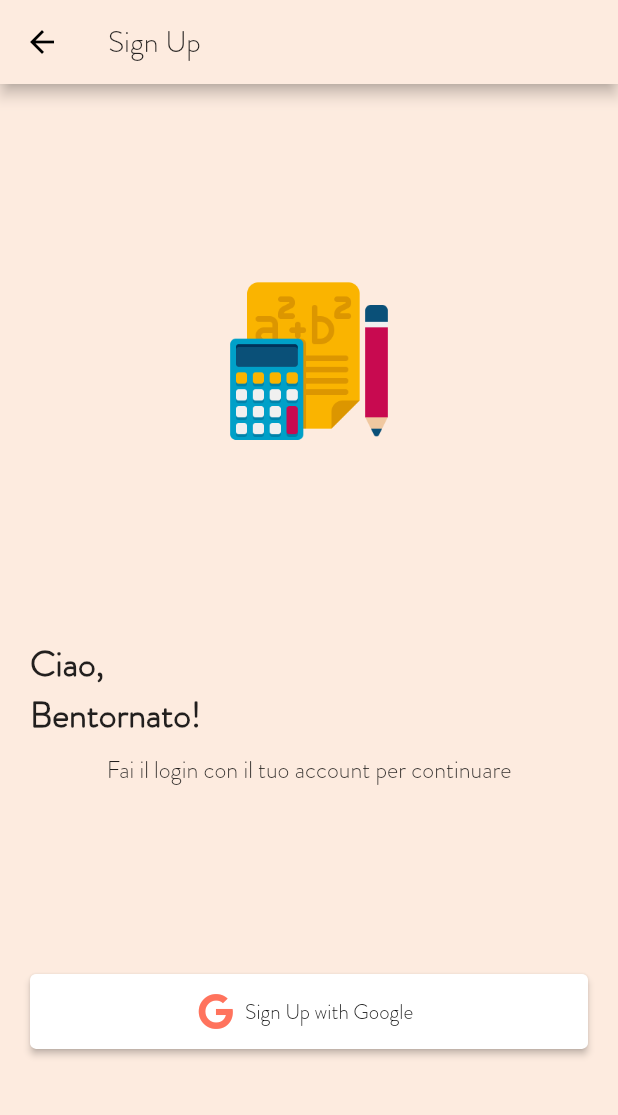
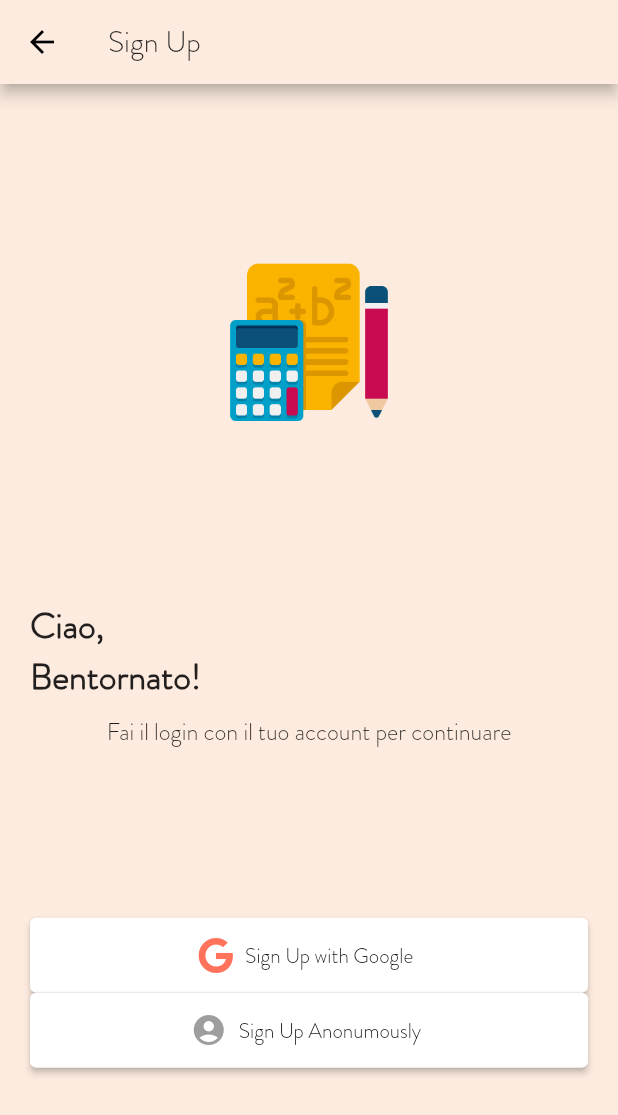
Before and after one commit to OmniShadow/formulario, a Flutter app: the screen it shows after launch, in the side drawer, after a tap on "Profilo", on a phone screen of 412 x 824 dp. Shown: the top 1115 px of the screen. Run offline on Flutter 3.47's test engine with Material 2 defaults, Android fonts, the phone set to English and light mode, and no system bars; our stand-ins replace cloud_firestore, firebase_auth, firebase_core, font_awesome_flutter, google_sign_in, webview_flutter; missing offline and left inert: flutter_math_fork; accounts and stored records are empty; statements that could not run were skipped.

```diff
--- a/lib/auth.dart
+++ b/lib/auth.dart
@@ -10,6 +10,7 @@ abstract class AuthBase {
 }
 
 class Auth implements AuthBase {
+  User? user;
   final _firebaseAuth = FirebaseAuth.instance;
   static Auth? _auth;
   Auth._();
@@ -23,12 +24,14 @@ class Auth implements AuthBase {
   @override
   Future<User?> signInAnonymously() async {
     final userCredential = await _firebaseAuth.signInAnonymously();
+    user = userCredential.user;
     return userCredential.user;
   }
 
   @override
   Future<void> signOut() async {
     await _firebaseAuth.signOut();
+    user = null;
   }
 
   @override
@@ -41,6 +44,7 @@ class Auth implements AuthBase {
       idToken: googleAuth.idToken,
       accessToken: googleAuth.accessToken,
     ));
+    user = userCredential.user;
     return userCredential.user;
   }
 }
--- a/lib/materieManager.dart
+++ b/lib/materieManager.dart
@@ -1,3 +1,5 @@
+import 'dart:math';
+
 import 'package:flutter/material.dart';
 import 'package:formulario/materiaData.dart';
 import 'package:formulario/widgets/materiaWidget.dart';
@@ -37,7 +39,9 @@ class _MaterieManagerState extends State<MaterieManagerWidget> {
     List<MateriaWidget> materieWidget = <MateriaWidget>[];
 
     for (MateriaData materiaData in materieData) {
-      materieWidget.add(MateriaWidget(materiaData));
+      var materiaWidget = MateriaWidget(materiaData);
+      materiaWidget.setTag(Random().nextInt(10000));
+      materieWidget.add(materiaWidget);
     }
     return materieWidget;
   }
--- a/lib/widgets/loginPageScreen.dart
+++ b/lib/widgets/loginPageScreen.dart
@@ -79,6 +79,25 @@ class _SignUpPageScreenState extends State<SignUpPageScreen> {
               ),
               label: Text('Sign Up with Google'),
             ),
+            ElevatedButton.icon(
+              style: ElevatedButton.styleFrom(
+                primary: Colors.white,
+                onPrimary: Colors.black,
+                minimumSize: Size(double.infinity, 50),
+              ),
+              onPressed: () async {
+                // final provider =
+                //     Provider.of<GoogleSignInProvider>(context, listen: false);
+                // provider.googleLogin();
+                var user = await Auth.instance!.signInAnonymously();
+                print(user);
+              },
+              icon: FaIcon(
+                Icons.account_circle_rounded,
+                color: Colors.grey,
+              ),
+              label: Text('Sign Up Anonumously'),
+            ),
             Spacer(),
           ],
         ),
```
Also changed, not shown: lib/materiaData.dart (+8 -2 lines), lib/widgets/loggedInPage.dart (added, +103 -0 lines), lib/widgets/materiaWidget.dart (+10 -3 lines), lib/widgets/profileDrawerWidget.dart (+2 -94 lines), 1 other file.
